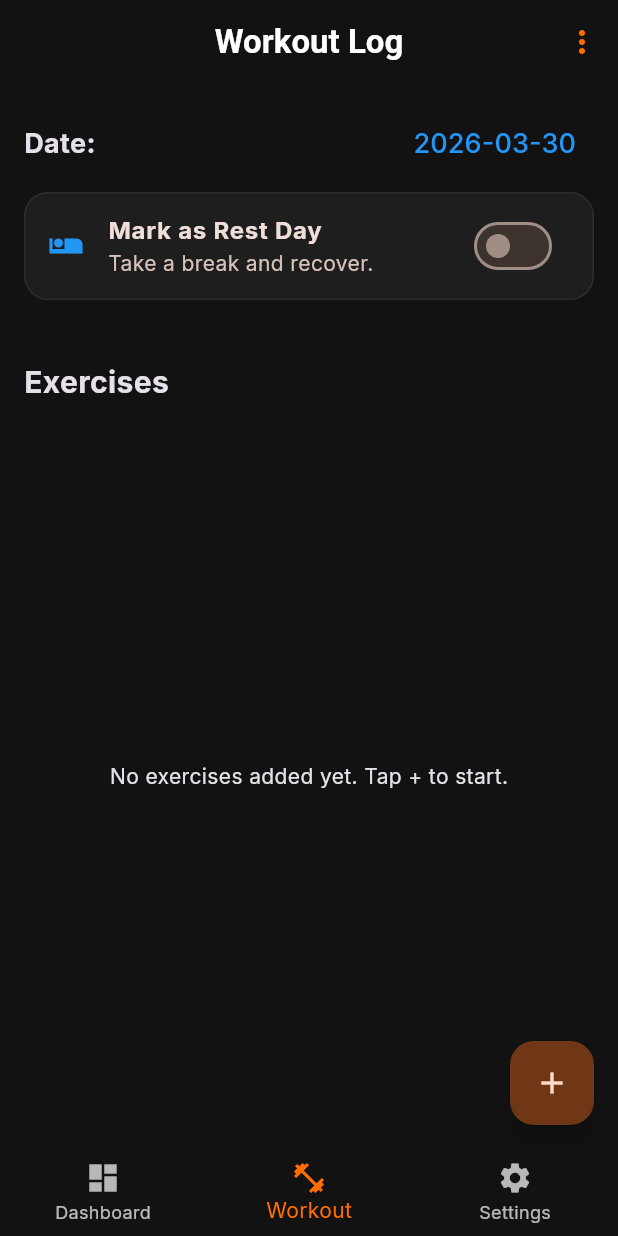
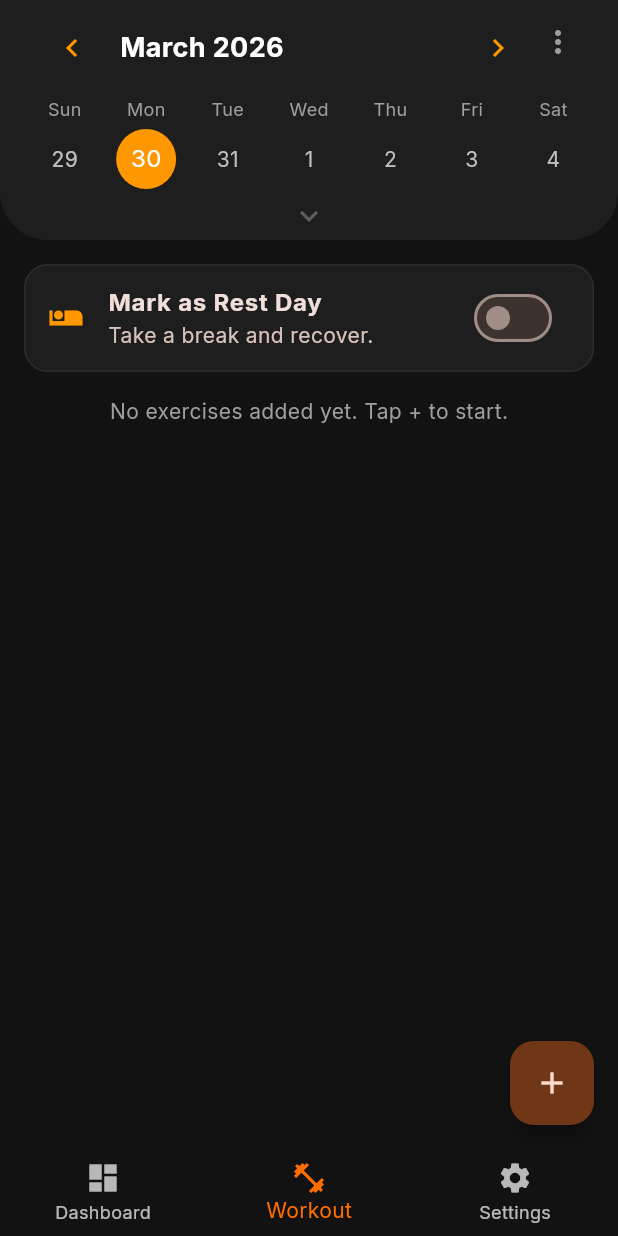
Before and after one commit to pratikg003/gym-tracker, a Flutter app: the screen it shows after launch, on a phone screen of 412 x 824 dp. Run offline on Flutter 3.47's test engine with Material 3 defaults, Android fonts, the phone set to English and light mode, and no system bars; drawn by our look-alikes of table_calendar; our stand-ins replace file_picker, fl_chart, google_fonts, share_plus, sqflite; accounts and stored records are empty.

Commit message:
feat: integrate interactive calendar header and restrict future dates - Replaced static date picker with an interactive table_calendar widget supporting swipe gestures for week/month views - Refactored layout to remove the default AppBar, integrating menu controls directly into the calendar header - Styled the calendar container to sit flush against screen edges with curved bottom corners for a modern UI - Added a dynamic chevron indicator to visually cue calendar expand/collapse gestures - Restricted the maximum selectable date to today, preventing users from logging workouts in the future

```diff
--- a/lib/ui/screens/daily_log_screen.dart
+++ b/lib/ui/screens/daily_log_screen.dart
@@ -1,6 +1,7 @@
 import 'package:flutter/material.dart';
 import 'package:gym_tracker/ui/widgets/exercise_card.dart';
 import 'package:provider/provider.dart';
+import 'package:table_calendar/table_calendar.dart';
 import '../../core/providers/workout_provider.dart';
 import 'exercise_selection_screen.dart';
 
@@ -13,6 +14,7 @@ class DailyLogScreen extends StatefulWidget {
 
 class _DailyLogScreenState extends State<DailyLogScreen> {
   // final TextEditingController _weightController = TextEditingController();
+  CalendarFormat _calendarFormat = CalendarFormat.week;
 
   @override
   void initState() {
@@ -24,57 +26,15 @@ class _DailyLogScreenState extends State<DailyLogScreen> {
     });
   }
 
-  // @override
-  // void dispose() {
-  //   _weightController.dispose();
-  //   super.dispose();
-  // }
-
   @override
   Widget build(BuildContext context) {
     return Scaffold(
-      appBar: AppBar(
-        title: const Text('Workout Log'),
-        actions: [
-          PopupMenuButton<String>(
-            icon: const Icon(Icons.more_vert),
-            onSelected: (value) {
-              if (value == 'save') _showSaveTemplateDialog(context);
-              if (value == 'load') _showLoadTemplateSheet(context);
-            },
-            itemBuilder: (context) => [
-              const PopupMenuItem(
-                value: 'load',
-                child: Row(
-                  children: [
-                    Icon(Icons.download),
-                    SizedBox(width: 8),
-                    Text('Load Routine'),
-                  ],
-                ),
-              ),
-              const PopupMenuItem(
-                value: 'save',
-                child: Row(
-                  children: [
-                    Icon(Icons.save),
-                    SizedBox(width: 8),
-                    Text('Save as Routine'),
-                  ],
-                ),
-              ),
-            ],
-          ),
-        ],
-      ),
-
-      // FLOATING ACTION BUTTON - Navigates to the multi-select screen
+      // FLOATING ACTION BUTTON
       floatingActionButton: Consumer<WorkoutProvider>(
         builder: (context, provider, child) {
           return FloatingActionButton(
             child: const Icon(Icons.add),
             onPressed: () async {
-              // Navigate to the new screen and wait for the result
               final List<String>? selectedExercises = await Navigator.push(
                 context,
                 MaterialPageRoute(
@@ -82,7 +42,6 @@ class _DailyLogScreenState extends State<DailyLogScreen> {
                 ),
               );
 
-              // If the user selected exercises and didn't just hit back, save them
               if (selectedExercises != null && selectedExercises.isNotEmpty) {
                 provider.addMultipleExercises(selectedExercises);
               }
@@ -97,108 +56,197 @@ class _DailyLogScreenState extends State<DailyLogScreen> {
             return const Center(child: CircularProgressIndicator());
           }
 
-          // If a weight is already saved for this date, populate the text field
-          // if (provider.currentLog?.bodyWeight != null) {
-          //   _weightController.text = provider.currentLog!.bodyWeight.toString();
-          // } else {
-          //   _weightController.clear();
-          // }
-
-          return Padding(
-            padding: const EdgeInsets.all(16.0),
+          // Added SafeArea because we removed the App Bar
+          return SafeArea(
+            child: CustomScrollView(
+              slivers: [
+                // --- 1. CALENDAR & REST DAY TOGGLE ---
+                SliverToBoxAdapter(
                   child: Column(
                     crossAxisAlignment: CrossAxisAlignment.start,
                     children: [
-                // const WeightChart(),
-                // const SizedBox(height: 24),
-                // --- 1. DATE SELECTOR ---
-                Row(
-                  mainAxisAlignment: MainAxisAlignment.spaceBetween,
+                      // CALENDAR QUICK SELECTOR
+                      Container(
+                        padding: const EdgeInsets.fromLTRB(16, 0, 16, 4),
+                        decoration: const BoxDecoration(
+                          color: Color(0xFF1E1E1E), // Darker header background
+                          borderRadius: BorderRadius.vertical(
+                            bottom: Radius.circular(
+                              32,
+                            ), // High-radius curve on the bottom
+                          ),
+                        ),
+                        // Stack allows us to place the menu button over the calendar
+                        child: Column(
                           children: [
-                    const Text(
-                      "Date:",
-                      style: TextStyle(
+                            Stack(
+                              children: [
+                                TableCalendar(
+                                  focusedDay: DateTime.parse(
+                                    provider.selectedDate,
+                                  ),
+                                  firstDay: DateTime(2020),
+                                  lastDay: DateTime.now(),
+
+                                  calendarFormat: _calendarFormat,
+                                  availableCalendarFormats: const {
+                                    CalendarFormat.month: 'Month',
+                                    CalendarFormat.week: 'Week',
+                                  },
+                                  onFormatChanged: (format) {
+                                    if (_calendarFormat != format) {
+                                      setState(() {
+                                        _calendarFormat = format;
+                                      });
+                                    }
+                                  },
+                                  selectedDayPredicate: (day) {
+                                    return isSameDay(
+                                      DateTime.parse(provider.selectedDate),
+                                      day,
+                                    );
+                                  },
+                                  onDaySelected: (selectedDay, focusedDay) {
+                                    provider.loadLogForDate(
+                                      selectedDay.toString().split(' ')[0],
+                                    );
+                                  },
+                                  headerVisible: true,
+                                  headerStyle: const HeaderStyle(
+                                    formatButtonVisible: false,
+                                    titleCentered:
+                                        false, // <-- Moves the Month to the left
+                                    titleTextStyle: TextStyle(
+                                      color: Colors.white,
                                       fontSize: 18,
                                       fontWeight: FontWeight.bold,
                                     ),
+                                    leftChevronIcon: Icon(
+                                      Icons.chevron_left,
+                                      color: Colors.orange,
                                     ),
-                    TextButton(
-                      onPressed: () async {
-                        DateTime? picked = await showDatePicker(
-                          context: context,
-                          initialDate: DateTime.parse(provider.selectedDate),
-                          firstDate: DateTime(2020),
-                          lastDate: DateTime.now().add(
-                            const Duration(days: 365),
+                                    rightChevronIcon: Icon(
+                                      Icons.chevron_right,
+                                      color: Colors.orange,
                                     ),
-                        );
-                        if (picked != null) {
-                          provider.loadLogForDate(
-                            picked.toString().split(' ')[0],
-                          );
+                                    rightChevronMargin: EdgeInsets.only(
+                                      right: 40,
+                                    ), // <-- Shifts right arrow over to make room for menu
+                                  ),
+                                  calendarStyle: CalendarStyle(
+                                    isTodayHighlighted: true,
+                                    todayDecoration: BoxDecoration(
+                                      color: Colors.orange.withValues(
+                                        alpha: 0.3,
+                                      ),
+                                      shape: BoxShape.circle,
+                                    ),
+                                    selectedDecoration: const BoxDecoration(
+                                      color: Colors.orange,
+                                      shape: BoxShape.circle,
+                                    ),
+                                    defaultTextStyle: const TextStyle(
+                                      color: Colors.white,
+                                    ),
+                                    weekendTextStyle: const TextStyle(
+                                      color: Colors.white70,
+                                    ),
+                                    outsideDaysVisible: false,
+                                  ),
+                                  daysOfWeekStyle: const DaysOfWeekStyle(
+                                    weekdayStyle: TextStyle(
+                                      color: Colors.grey,
+                                      fontSize: 12,
+                                    ),
+                                    weekendStyle: TextStyle(
+                                      color: Colors.grey,
+                                      fontSize: 12,
+                                    ),
+                                  ),
+                                ),
+
+                                // --- THE MENU BUTTON INSIDE THE CARD ---
+                                Positioned(
+                                  top: 4,
+                                  right: 0,
+                                  child: PopupMenuButton<String>(
+                                    icon: const Icon(
+                                      Icons.more_vert,
+                                      color: Colors.grey,
+                                    ),
+                                    color: const Color(
+                                      0xFF2C2C2C,
+                                    ), // Dark theme dropdown
+                                    onSelected: (value) {
+                                      if (value == 'save') {
+                                        _showSaveTemplateDialog(context);
+                                      }
+                                      if (value == 'load') {
+                                        _showLoadTemplateSheet(context);
                                       }
                                     },
-                      child: Text(
-                        provider.selectedDate,
-                        style: const TextStyle(
-                          fontSize: 18,
-                          color: Colors.blue,
+                                    itemBuilder: (context) => [
+                                      const PopupMenuItem(
+                                        value: 'load',
+                                        child: Row(
+                                          children: [
+                                            Icon(
+                                              Icons.download,
+                                              color: Colors.white,
                                             ),
+                                            SizedBox(width: 8),
+                                            Text(
+                                              'Load Routine',
+                                              style: TextStyle(
+                                                color: Colors.white,
                                               ),
                                             ),
                                           ],
                                         ),
-                // const Divider(height: 32),
+                                      ),
+                                      const PopupMenuItem(
+                                        value: 'save',
+                                        child: Row(
+                                          children: [
+                                            Icon(
+                                              Icons.save,
+                                              color: Colors.white,
+                                            ),
+                                            SizedBox(width: 8),
+                                            Text(
+                                              'Save as Routine',
+                                              style: TextStyle(
+                                                color: Colors.white,
+                                              ),
+                                            ),
+                                          ],
+                                        ),
+                                      ),
+                                    ],
+                                  ),
+                                ),
+                              ],
+                            ),
+                            Icon(
+                              _calendarFormat == CalendarFormat.month
+                                  ? Icons.keyboard_arrow_up
+                                  : Icons.keyboard_arrow_down,
+                              color: Colors.grey.withValues(alpha: 0.5),
+                              size: 24,
+                            ),
+                          ],
+                        ),
+                      ),
 
-                // --- 2. BODYWEIGHT INPUT ---
-                // Row(
-                //   children: [
-                //     const Text(
-                //       "Bodyweight (kg):",
-                //       style: TextStyle(
-                //         fontSize: 18,
-                //         fontWeight: FontWeight.bold,
-                //       ),
-                //     ),
-                //     const SizedBox(width: 16),
-                //     Expanded(
-                //       child: TextField(
-                //         controller: _weightController,
-                //         keyboardType: const TextInputType.numberWithOptions(
-                //           decimal: true,
-                //         ),
-                //         decoration: const InputDecoration(
-                //           hintText: 'e.g., 66.5',
-                //           border: OutlineInputBorder(),
-                //           contentPadding: EdgeInsets.symmetric(
-                //             horizontal: 12,
-                //             vertical: 8,
-                //           ),
-                //         ),
-                //         // Saves the weight to SQLite when you hit 'Done' on the keyboard
-                //         onSubmitted: (value) {
-                //           double? weight = double.tryParse(value);
-                //           if (weight != null) {
-                //             provider.logBodyWeight(weight);
-                //             ScaffoldMessenger.of(context).showSnackBar(
-                //               const SnackBar(
-                //                 content: Text('Bodyweight saved!'),
-                //               ),
-                //             );
-                //           }
-                //         },
-                //       ),
-                //     ),
-                //   ],
-                // ),
-                // const Divider(height: 32),
+                      const SizedBox(height: 16),
 
-                // --- 3. REST DAY TOGGLE ---
-                if (provider.currentLog != null && provider.currentLog!.exercises.isEmpty)
-                  Card(
-                    margin: const EdgeInsets.symmetric(
-                      vertical: 8.0,
-                    ), // Removed horizontal margin to align with padding
+                      // REST DAY TOGGLE
+                      if (provider.currentLog != null &&
+                          provider.currentLog!.exercises.isEmpty)
+                        Padding(
+                          padding: const EdgeInsets.fromLTRB(16,0,16,16),
+                          child: Card(
+                            margin: EdgeInsets.zero,
                             child: SwitchListTile(
                               title: const Text(
                                 'Mark as Rest Day',
@@ -207,7 +255,7 @@ class _DailyLogScreenState extends State<DailyLogScreen> {
                               subtitle: const Text('Take a break and recover.'),
                               secondary: const Icon(
                                 Icons.airline_seat_individual_suite,
-                        color: Colors.blue,
+                                color: Colors.orange,
                               ),
                               value: provider.currentLog!.isRestDay,
                               onChanged: (bool value) {
@@ -215,13 +263,15 @@ class _DailyLogScreenState extends State<DailyLogScreen> {
                               },
                             ),
                           ),
+                        ),
+                    ],
+                  ),
+                ),
 
-                // const SizedBox(height: 16),
-
-                // --- 4. EXERCISE LIST OR REST DAY MESSAGE ---
+                // --- 2. EXERCISE LIST ---
                 if (provider.currentLog != null &&
                     provider.currentLog!.isRestDay)
-                  const Expanded(
+                  const SliverToBoxAdapter(
                     child: Center(
                       child: Text(
                         "Enjoy your rest day! 🛑",
@@ -229,31 +279,30 @@ class _DailyLogScreenState extends State<DailyLogScreen> {
                       ),
                     ),
                   )
-                else ...[
-                  const SizedBox(height: 32),
-                  const Text(
-                    "Exercises",
-                    style: TextStyle(fontSize: 20, fontWeight: FontWeight.bold),
+                else if (provider.currentLog?.exercises.isEmpty ?? true)
+                  const SliverToBoxAdapter(
+                    child: Center(
+                      child: Text(
+                        "No exercises added yet. Tap + to start.",
+                        style: TextStyle(color: Colors.grey),
                       ),
-                  const SizedBox(height: 16),
-
-                  Expanded(
-                    child: provider.currentLog?.exercises.isEmpty ?? true
-                        ? const Center(
-                            child: Text("No exercises added yet. Tap + to start."),
+                    ),
                   )
-                        : ListView.builder(
-                            itemCount: provider.currentLog!.exercises.length,
-                            itemBuilder: (context, index) {
-                              // USE YOUR NEW WIDGET HERE:
+                else
+                  SliverPadding(
+                    padding: const EdgeInsets.symmetric(horizontal: 16.0),
+                    sliver: SliverList(
+                      delegate: SliverChildBuilderDelegate((context, index) {
                         return ExerciseCard(
                           exercise: provider.currentLog!.exercises[index],
                           exerciseIndex: index,
                         );
-                            },
+                      }, childCount: provider.currentLog!.exercises.length),
                     ),
                   ),
-                ],
+
+                // Add bottom padding so the FAB doesn't cover the last card
+                const SliverToBoxAdapter(child: SizedBox(height: 80)),
               ],
             ),
           );
--- a/pubspec.yaml
+++ b/pubspec.yaml
@@ -41,6 +41,7 @@ dependencies:
   share_plus: ^10.1.4
   file_picker: ^8.1.4
   google_fonts: ^6.1.0
+  table_calendar: ^3.2.0
 
 dev_dependencies:
   flutter_test:
```
Also changed, not shown: pubspec.lock. Lines whose indentation alone changed are shown as unchanged.
